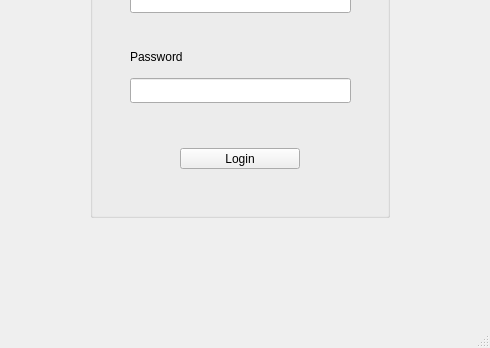
This is updated_code_2/PPWProj/loginwindow.ui in atdh/individual_project_db_3010 as Qt 5 draws it before an edit; both pictures show x 320 to 810 and y 162 to 510 of the 810 by 510 pixel window. The edited form follows.
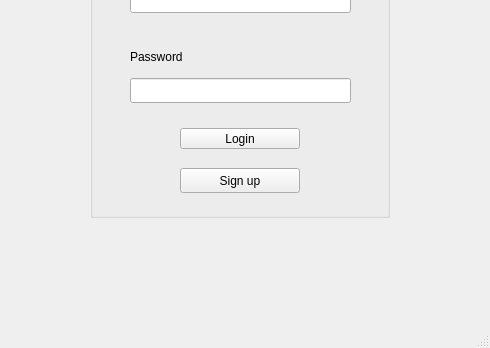
This is the edited form. Icons and pictures are not drawn.

Diff of the .ui file:
```diff
--- a/updated_code_2/PPWProj/loginwindow.ui
+++ b/updated_code_2/PPWProj/loginwindow.ui
@@ -66,7 +66,7 @@
      <property name="geometry">
       <rect>
        <x>90</x>
-       <y>230</y>
+       <y>210</y>
        <width>120</width>
        <height>21</height>
       </rect>
@@ -85,6 +85,19 @@
       </rect>
      </property>
     </widget>
+    <widget class="QPushButton" name="pushButton_signup">
+     <property name="geometry">
+      <rect>
+       <x>90</x>
+       <y>250</y>
+       <width>120</width>
+       <height>25</height>
+      </rect>
+     </property>
+     <property name="text">
+      <string>Sign up</string>
+     </property>
+    </widget>
    </widget>
    <widget class="QLabel" name="label">
     <property name="geometry">
```
